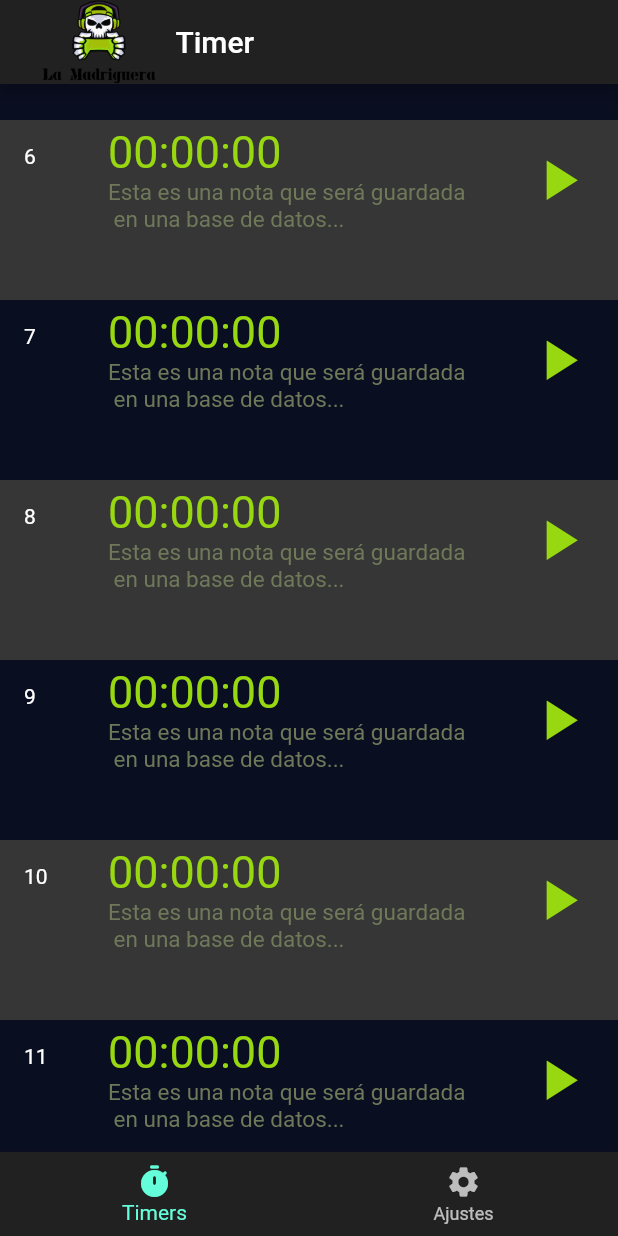
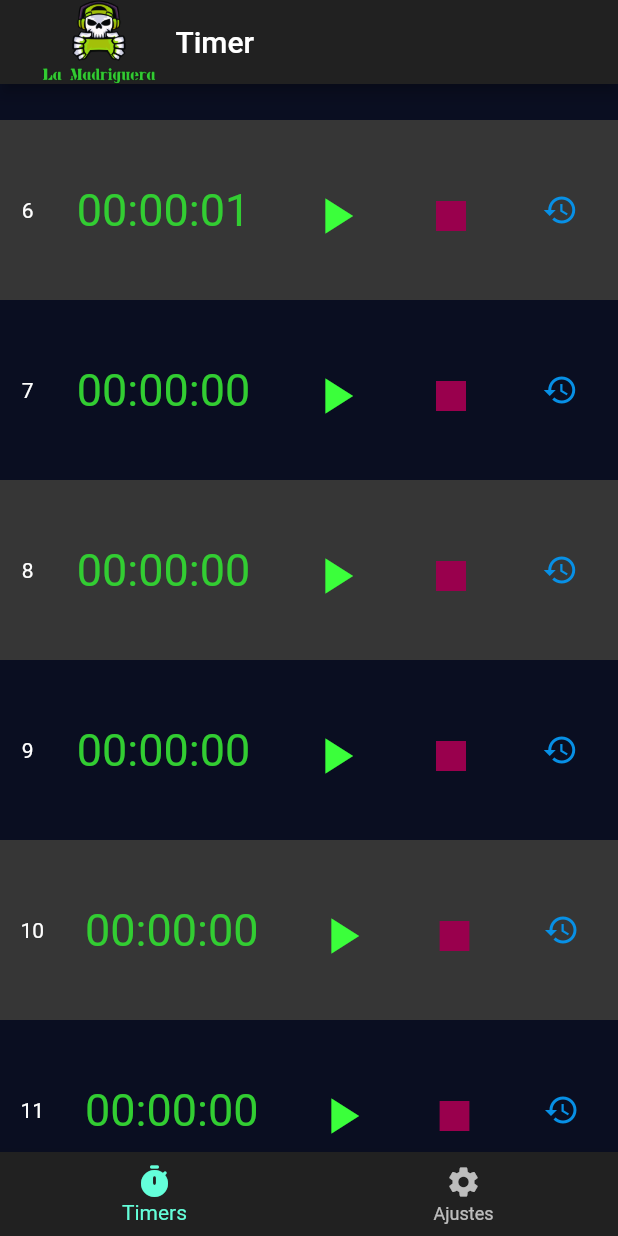
Before and after one commit to angelcruzalv/lamadrigueratimer, a Flutter app: the screen it shows after launch, scrolled down 576 dp, after a tap on the "play arrow" icon, on a phone screen of 412 x 824 dp. Run offline on Flutter 3.47's test engine with Material 2 defaults, Android fonts, the phone set to English and light mode, and no system bars; our stand-ins replace stop_watch_timer.

Commit message:
new Stream for Timer
new stream upgraded.
ERROR: no focus ListView:builder Widget Restart

```diff
--- a/lib/pages/home_page.dart
+++ b/lib/pages/home_page.dart
@@ -14,7 +14,7 @@ class HomePage extends StatelessWidget {
           mainAxisAlignment: MainAxisAlignment.start,
           children: [
             Image.asset(
-              'assets/images/logo.png',
+              'assets/images/logotipo.png',
               fit: BoxFit.cover,
               height: 100,
             ),
--- a/lib/pages/timers_page.dart
+++ b/lib/pages/timers_page.dart
@@ -1,54 +1,27 @@
 import 'package:flutter/material.dart';
 import 'package:timer/widgets/timer_tiles.dart';
 
-class TimersPage extends StatelessWidget {
-  const TimersPage({Key key}) : super(key: key);
+class TimersPage extends StatefulWidget {
+  TimersPage({Key key}) : super(key: key);
 
+  @override
+  _TimersPageState createState() => _TimersPageState();
+}
+
+class _TimersPageState extends State<TimersPage> {
   @override
   Widget build(BuildContext context) {
     return ListView.builder(
         physics: BouncingScrollPhysics(),
         itemCount: 12,
-        itemBuilder: (BuildContext context, int index) {
-          return _ListItem(
-            index: index,
+        itemBuilder: (BuildContext context, int _index) {
+          return Container(
+            color: (_index % 2 == 0) ? Color(0xFF0A0E21) : Color(0xFF363636),
+            height: 120,
+            child: TimerTiles(
+              index: _index,
+            ),
           );
         });
   }
 }
-
-class _ListItem extends StatelessWidget {
-  _ListItem({this.index});
-  final index;
-  @override
-  Widget build(BuildContext context) {
-    return Container(
-      height: 120,
-      color: (index % 2 == 0) ? Color(0xFF0A0E21) : Color(0xFF363636),
-      child: ListTile(
-          leading: Text((index + 1).toString()),
-          title: Text(
-            '00:00:00',
-            style: TextStyle(color: Color(0xFF98D811), fontSize: 30),
-          ),
-          subtitle: Text(
-              'Esta es una nota que será guardada \n en una base de datos...',
-              style: TextStyle(color: Color(0xFF6F7959), fontSize: 15)),
-          trailing: Container(
-            child: Column(
-              children: [
-                IconButton(
-                    padding: EdgeInsets.zero,
-                    iconSize: 5,
-                    icon: Icon(
-                      Icons.play_arrow,
-                      size: 45,
-                    ),
-                    color: Color(0xFF98D811),
-                    onPressed: () => {}),
-              ],
-            ),
-          )),
-    );
-  }
-}
--- a/lib/widgets/timer_tiles.dart
+++ b/lib/widgets/timer_tiles.dart
@@ -1,172 +1,112 @@
+import 'dart:async';
+
 import 'package:flutter/material.dart';
-import 'package:timer_builder/timer_builder.dart';
 import 'package:stop_watch_timer/stop_watch_timer.dart';
 
 class TimerTiles extends StatefulWidget {
+  final int index;
+  const TimerTiles({this.index});
   @override
   _TimerTilesState createState() => _TimerTilesState();
 }
 
 class _TimerTilesState extends State<TimerTiles> {
-  final StopWatchTimer _stopWatchTimer = new StopWatchTimer();
-  final _isHours = true;
+  bool flag = true;
+  Stream<int> timerStream;
+  StreamSubscription<int> timerSubscription;
+  String hoursStr = '00';
+  String minutesStr = '00';
+  String secondsStr = '00';
 
-  @override
-  void dispose() {
-    // TODO: implement dispose
-    super.dispose();
-    _stopWatchTimer.dispose();
+  Stream<int> stopWatchStream() {
+    StreamController<int> streamController;
+    Timer timer;
+    Duration timerInterval = Duration(seconds: 1);
+    int counter = 0;
+
+    void stopTimer() {
+      if (timer != null) {
+        timer.cancel();
+        timer = null;
+        counter = 0;
+        streamController.close();
+      }
+    }
+
+    void tick(_) {
+      counter++;
+      streamController.add(counter);
+    }
+
+    void startTimer() {
+      timer = Timer.periodic(timerInterval, tick);
+    }
+
+    streamController = StreamController<int>(
+      onListen: startTimer,
+      onCancel: stopTimer,
+      onResume: startTimer,
+      onPause: stopTimer,
+    );
+
+    return streamController.stream;
   }
 
   @override
-  Widget build(
-    BuildContext context,
-  ) {
-    return Container(
-      margin: EdgeInsets.all(15),
-      padding: EdgeInsets.all(5),
-      height: 120,
-      decoration: BoxDecoration(
-          color: Color(0xFF0A0E21),
-
-          // gradient: LinearGradient(
-          //     colors: [Colors.green, Colors.blue],
-          //     begin: Alignment.centerLeft,
-          //     end: Alignment.centerRight),
-          borderRadius: BorderRadius.all(Radius.circular(15))),
-      child: Row(
-        mainAxisAlignment: MainAxisAlignment.center,
-        children: [
-          Column(
-            children: [
-              StreamBuilder<int>(
-                stream: _stopWatchTimer.rawTime,
-                builder: (context, snapshot) {
-                  final value = snapshot.data;
-                  final displayTime = StopWatchTimer.getDisplayTime(value,
-                      hours: _isHours, milliSecond: false);
-                  return Text(
-                    displayTime,
-                    style: TextStyle(
-                        fontSize: 35,
-                        fontWeight: FontWeight.normal,
-                        color: Color(0xFF98D811)),
-                  );
-                },
-              ),
-              Text("Esta es una nota de prueba\n para mostrar vista previa..."),
-            ],
-            // onTap: () {
-            //   _stopWatchTimer.onExecute.add(StopWatchExecute.start);
-            // },
-          ),
-          Column(
-            children: [
-              ElevatedButton(
-                  child: Icon(Icons.play_arrow),
-                  style: ElevatedButton.styleFrom(primary: Colors.green),
-                  onPressed: () {
-                    _stopWatchTimer.onExecute.add(StopWatchExecute.start);
-                  }),
-              ElevatedButton(
-                  child: Icon(Icons.stop),
-                  style: ElevatedButton.styleFrom(primary: Color(0xFF59355F)),
-                  onPressed: () {
-                    _stopWatchTimer.onExecute.add(StopWatchExecute.stop);
-                  }),
-            ],
-          ),
-        ],
-      ),
+  Widget build(BuildContext context) {
+    return Row(
+      mainAxisAlignment: MainAxisAlignment.spaceAround,
+      children: [
+        Text((widget.index + 1).toString()),
+        Text(
+          "$hoursStr:$minutesStr:$secondsStr",
+          style: TextStyle(color: Color(0xFF32CD32), fontSize: 30),
+        ),
+        IconButton(
+            icon: Icon(
+              Icons.play_arrow,
+              color: Color(0xFF3BFF3B),
+              size: 40,
+            ),
+            onPressed: () {
+              timerStream = stopWatchStream();
+              timerSubscription = timerStream.listen((int newTick) {
+                setState(() {
+                  hoursStr = ((newTick / (60 * 60)) % 60)
+                      .floor()
+                      .toString()
+                      .padLeft(2, '0');
+                  minutesStr =
+                      ((newTick / 60) % 60).floor().toString().padLeft(2, '0');
+                  secondsStr =
+                      (newTick % 60).floor().toString().padLeft(2, '0');
+                });
+              });
+            }),
+        IconButton(
+            icon: Icon(
+              Icons.stop,
+              color: Color(0xFF99004D),
+              size: 40,
+            ),
+            onPressed: () {
+              timerSubscription.cancel();
+            }),
+        IconButton(
+            icon: Icon(
+              Icons.restore,
+              color: Color(0xFF0790E6),
+            ),
+            onPressed: () {
+              timerSubscription.cancel();
+              timerStream = null;
+              setState(() {
+                hoursStr = '00';
+                minutesStr = '00';
+                secondsStr = '00';
+              });
+            })
+      ],
     );
   }
-
-  //   DateTime alert = DateTime.now().add(Duration(seconds: 10));
-  //   return Container(
-  //     child: TimerBuilder.scheduled([alert], builder: (context) {
-  //       var now = DateTime.now();
-  //       var reached = now.compareTo(alert) >= 0;
-  //       return Column(
-  //         children: <Widget>[
-  //           Icon(
-  //             reached ? Icons.alarm_on : Icons.alarm,
-  //             color: reached ? Colors.red : Colors.green,
-  //             size: 48,
-  //           ),
-  //           !reached
-  //               ? TimerBuilder.periodic(Duration(seconds: 1),
-  //                   alignment: Duration.zero, builder: (context) {
-  //                   // This function will be called every second until the alert time
-  //                   var now = DateTime.now();
-  //                   var remaining = alert.difference(now);
-  //                   return Text(
-  //                     formatDuration(remaining),
-  //                   );
-  //                 })
-  //               : Text(
-  //                   "Alert",
-  //                 ),
-  //           ElevatedButton(
-  //             child: Text("Reset"),
-  //             onPressed: () {
-  //               setState(() {
-  //                 alert = DateTime.now().add(Duration(seconds: 10));
-  //               });
-  //             },
-  //           ),
-  //         ],
-  //       );
-  //     }),
-  //   );
-  // }
-
-  // Widget _tiles() {
-  //   DateTime alert = DateTime.now().add(Duration(seconds: 10));
-  //   return Container(
-  //     child: TimerBuilder.scheduled([alert], builder: (context) {
-  //       var now = DateTime.now();
-  //       var reached = now.compareTo(alert) >= 0;
-  //       return Column(
-  //         children: <Widget>[
-  //           Icon(
-  //             reached ? Icons.alarm_on : Icons.alarm,
-  //             color: reached ? Colors.red : Colors.green,
-  //             size: 48,
-  //           ),
-  //           !reached
-  //               ? TimerBuilder.periodic(Duration(seconds: 1),
-  //                   alignment: Duration.zero, builder: (context) {
-  //                   // This function will be called every second until the alert time
-  //                   var now = DateTime.now();
-  //                   var remaining = alert.difference(now);
-  //                   return Text(
-  //                     formatDuration(remaining),
-  //                   );
-  //                 })
-  //               : Text(
-  //                   "Alert",
-  //                 ),
-  //           ElevatedButton(
-  //             child: Text("Reset"),
-  //             onPressed: () {
-  //               setState(() {
-  //                 alert = DateTime.now().add(Duration(seconds: 10));
-  //               });
-  //             },
-  //           ),
-  //         ],
-  //       );
-  //     }),
-  //   );
-  // }
 }
-
-String formatDuration(Duration d) {
-  String f(int n) {
-    return n.toString().padLeft(2, '0');
-  }
-
-  // We want to round up the remaining time to the nearest second
-  d += Duration(microseconds: 999999);
-  return "${f(d.inMinutes)}:${f(d.inSeconds % 60)}";
-}
--- a/pubspec.yaml
+++ b/pubspec.yaml
@@ -29,8 +29,8 @@ dependencies:
   # Use with the CupertinoIcons class for iOS style icons.
   cupertino_icons: ^1.0.2
   provider: ^5.0.0
-  stop_watch_timer: ^1.0.0
-  timer_builder: ^2.0.0
+
+  stop_watch_timer: ^1.1.0+1
 
 dev_dependencies:
   flutter_test:
@@ -49,7 +49,7 @@ flutter:
 
   # To add assets to your application, add an assets section, like this:
   assets:
-     - assets/images/logo.png
+     - assets/images/logotipo.png
   #   - images/a_dot_ham.jpeg
 
   # An image asset can refer to one or more resolution-specific "variants", see
```
Also changed, not shown: assets/images/logotipo.png (added), pubspec.lock.
